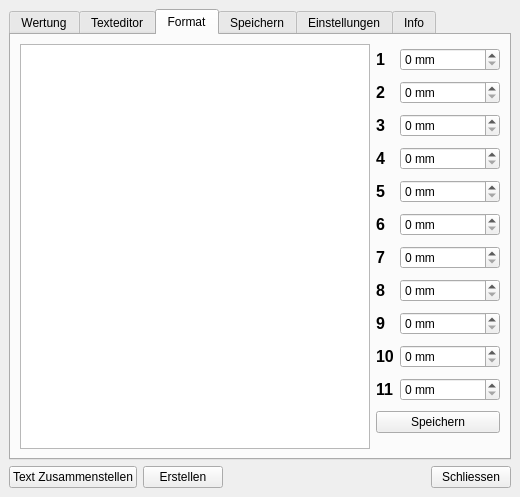
Above: mainwindow.ui from str4el/grading before the change. Below: the same form after it.
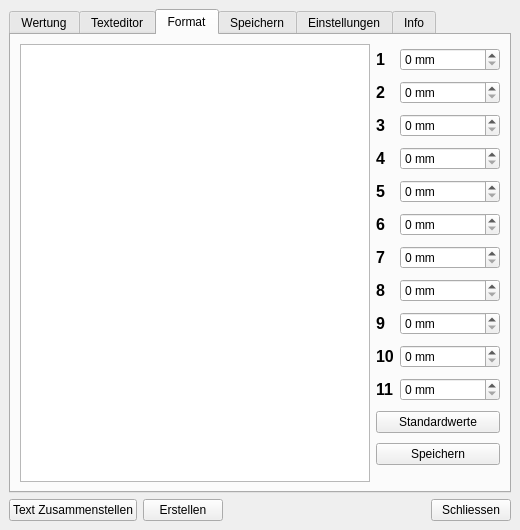
That is the form after the change. The open tabs and pages were chosen to show the change.

Commit message: Taste für Stadardwerte des Layouts

What changed in the file:
```diff
--- a/mainwindow.ui
+++ b/mainwindow.ui
@@ -7,7 +7,7 @@
     <x>0</x>
     <y>0</y>
     <width>520</width>
-    <height>497</height>
+    <height>530</height>
    </rect>
   </property>
   <property name="sizePolicy">
@@ -1324,6 +1324,13 @@
            </widget>
           </item>
           <item row="11" column="0" colspan="2">
+           <widget class="QPushButton" name="layoutDefaultsButton">
+            <property name="text">
+             <string>Standardwerte</string>
+            </property>
+           </widget>
+          </item>
+          <item row="12" column="0" colspan="2">
            <widget class="QPushButton" name="layoutSaveButton">
             <property name="text">
              <string>Speichern</string>
```
Left out of the diff: 4 changed lines with no effect on the pictures. The commit also changes 2 other files.
